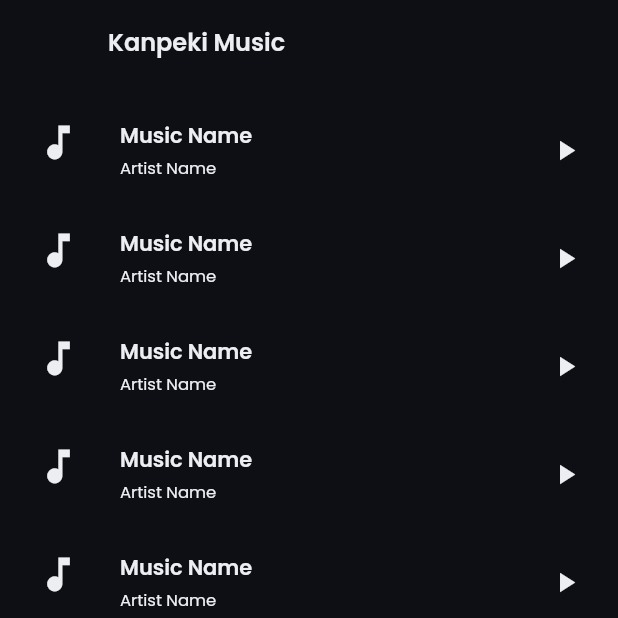
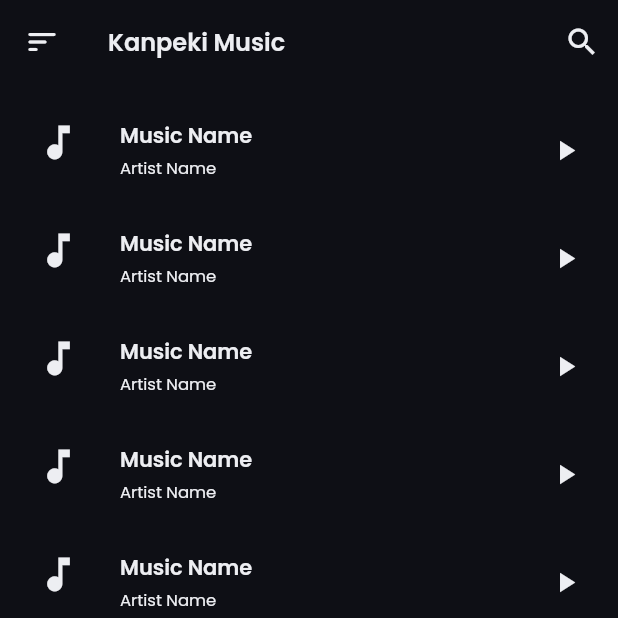
Before and after one commit to TheSGJ/kanpeki-music, a Flutter app: the screen it shows after launch, on a phone screen of 412 x 824 dp, the top half of it. Run offline on Flutter 3.47's test engine with Material 2 defaults, Android fonts, the light colour scheme and no system bars.

Commit message:
made appBar icons visible

```diff
--- a/lib/views/home.dart
+++ b/lib/views/home.dart
@@ -12,11 +12,12 @@ class Home extends StatelessWidget {
         appBar: AppBar(
           actions: [
             IconButton(
-                onPressed: () {}, icon: Icon(Icons.search, color: bgColor))
+                onPressed: () {},
+                icon: const Icon(Icons.search, color: whiteColor))
           ],
-          leading: Icon(
+          leading: const Icon(
             Icons.sort_rounded,
-            color: bgColor,
+            color: whiteColor,
           ),
           title: Text(
             "Kanpeki Music",
@@ -47,7 +48,7 @@ class Home extends StatelessWidget {
                         size: 30,
                       ),
                       trailing:
-                          Icon(Icons.play_arrow, color: whiteColor, size: 22),
+                          const Icon(Icons.play_arrow, color: whiteColor, size: 22),
                     ));
               }),
         ));
```
